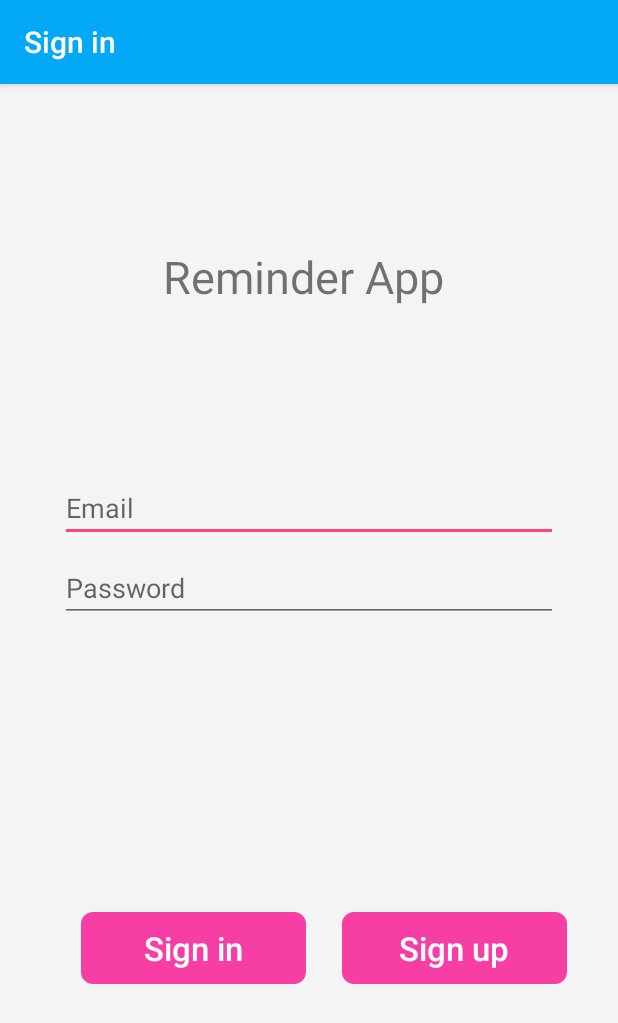
After one commit to bsrcs/YTU_busra-ercelik_semester01_reminderApp, an Android app: the LoginActivity screen opened directly, with no data from a screen before it, on a phone screen of 412 x 824 dp. The commit adds this screen. Shown: the top 1023 px of the screen. Run offline under Robolectric (Android 15) with nearby library versions, the phone set to English and light mode, and no system bars.

```diff
--- a/app/build.gradle
+++ b/app/build.gradle
@@ -28,6 +28,9 @@ dependencies {
 
     implementation 'androidx.appcompat:appcompat:1.1.0'
     implementation 'androidx.constraintlayout:constraintlayout:1.1.3'
+    implementation 'com.google.android.material:material:1.1.0'
+    implementation 'androidx.annotation:annotation:1.1.0'
+    implementation 'androidx.lifecycle:lifecycle-extensions:2.2.0'
     testImplementation 'junit:junit:4.12'
     androidTestImplementation 'androidx.test.ext:junit:1.1.1'
     androidTestImplementation 'androidx.test.espresso:espresso-core:3.2.0'
--- a/app/src/main/AndroidManifest.xml
+++ b/app/src/main/AndroidManifest.xml
@@ -9,7 +9,10 @@
         android:roundIcon="@mipmap/ic_launcher_round"
         android:supportsRtl="true"
         android:theme="@style/AppTheme">
-        <activity android:name=".AddReminderActivity"></activity>
+        <activity
+            android:name=".ui.login.LoginActivity"
+            android:label="@string/title_activity_login"></activity>
+        <activity android:name=".AddReminderActivity" />
         <activity android:name=".MainActivity">
             <intent-filter>
                 <action android:name="android.intent.action.MAIN" />
--- /dev/null
+++ b/app/src/main/java/com/busra/reminderapp/data/LoginRepository.java
@@ -0,0 +1,54 @@
+package com.busra.reminderapp.data;
+
+import com.busra.reminderapp.data.model.LoggedInUser;
+
+/**
+ * Class that requests authentication and user information from the remote data source and
+ * maintains an in-memory cache of login status and user credentials information.
+ */
+public class LoginRepository {
+
+    private static volatile LoginRepository instance;
+
+    private LoginDataSource dataSource;
+
+    // If user credentials will be cached in local storage, it is recommended it be encrypted
+    // @see https://developer.android.com/training/articles/keystore
+    private LoggedInUser user = null;
+
+    // private constructor : singleton access
+    private LoginRepository(LoginDataSource dataSource) {
+        this.dataSource = dataSource;
+    }
+
+    public static LoginRepository getInstance(LoginDataSource dataSource) {
+        if (instance == null) {
+            instance = new LoginRepository(dataSource);
+        }
+        return instance;
+    }
+
+    public boolean isLoggedIn() {
+        return user != null;
+    }
+
+    public void logout() {
+        user = null;
+        dataSource.logout();
+    }
+
+    private void setLoggedInUser(LoggedInUser user) {
+        this.user = user;
+        // If user credentials will be cached in local storage, it is recommended it be encrypted
+        // @see https://developer.android.com/training/articles/keystore
+    }
+
+    public Result<LoggedInUser> login(String username, String password) {
+        // handle login
+        Result<LoggedInUser> result = dataSource.login(username, password);
+        if (result instanceof Result.Success) {
+            setLoggedInUser(((Result.Success<LoggedInUser>) result).getData());
+        }
+        return result;
+    }
+}
--- /dev/null
+++ b/app/src/main/java/com/busra/reminderapp/ui/login/LoginActivity.java
@@ -0,0 +1,131 @@
+package com.busra.reminderapp.ui.login;
+
+import android.app.Activity;
+
+import androidx.lifecycle.Observer;
+import androidx.lifecycle.ViewModelProviders;
+
+import android.os.Bundle;
+
+import androidx.annotation.Nullable;
+import androidx.annotation.StringRes;
+import androidx.appcompat.app.AppCompatActivity;
+
+import android.text.Editable;
+import android.text.TextWatcher;
+import android.view.KeyEvent;
+import android.view.View;
+import android.view.inputmethod.EditorInfo;
+import android.widget.Button;
+import android.widget.EditText;
+import android.widget.ProgressBar;
+import android.widget.TextView;
+import android.widget.Toast;
+
+import com.busra.reminderapp.R;
+import com.busra.reminderapp.ui.login.LoginViewModel;
+import com.busra.reminderapp.ui.login.LoginViewModelFactory;
+
+public class LoginActivity extends AppCompatActivity {
+
+    private LoginViewModel loginViewModel;
+
+    @Override
+    public void onCreate(Bundle savedInstanceState) {
+        super.onCreate(savedInstanceState);
+        setContentView(R.layout.activity_login);
+        loginViewModel = ViewModelProviders.of(this, new LoginViewModelFactory())
+                .get(LoginViewModel.class);
+
+        final EditText usernameEditText = findViewById(R.id.username);
+        final EditText passwordEditText = findViewById(R.id.password);
+        final Button loginButton = findViewById(R.id.login);
+        final ProgressBar loadingProgressBar = findViewById(R.id.loading);
+
+        loginViewModel.getLoginFormState().observe(this, new Observer<LoginFormState>() {
+            @Override
+            public void onChanged(@Nullable LoginFormState loginFormState) {
+                if (loginFormState == null) {
+                    return;
+                }
+                loginButton.setEnabled(loginFormState.isDataValid());
+                if (loginFormState.getUsernameError() != null) {
+                    usernameEditText.setError(getString(loginFormState.getUsernameError()));
+                }
+                if (loginFormState.getPasswordError() != null) {
+                    passwordEditText.setError(getString(loginFormState.getPasswordError()));
+                }
+            }
+        });
+
+        loginViewModel.getLoginResult().observe(this, new Observer<LoginResult>() {
+            @Override
+            public void onChanged(@Nullable LoginResult loginResult) {
+                if (loginResult == null) {
+                    return;
+                }
+                loadingProgressBar.setVisibility(View.GONE);
+                if (loginResult.getError() != null) {
+                    showLoginFailed(loginResult.getError());
+                }
+                if (loginResult.getSuccess() != null) {
+                    updateUiWithUser(loginResult.getSuccess());
+                }
+                setResult(Activity.RESULT_OK);
+
+                //Complete and destroy login activity once successful
+                finish();
+            }
+        });
+
+        TextWatcher afterTextChangedListener = new TextWatcher() {
+            @Override
+            public void beforeTextChanged(CharSequence s, int start, int count, int after) {
+                // ignore
+            }
+
+            @Override
+            public void onTextChanged(CharSequence s, int start, int before, int count) {
+                // ignore
+            }
+
+            @Override
+            public void afterTextChanged(Editable s) {
+                loginViewModel.loginDataChanged(usernameEditText.getText().toString(),
+                        passwordEditText.getText().toString());
+            }
+        };
+        usernameEditText.addTextChangedListener(afterTextChangedListener);
+        passwordEditText.addTextChangedListener(afterTextChangedListener);
+        passwordEditText.setOnEditorActionListener(new TextView.OnEditorActionListener() {
+
+            @Override
+            public boolean onEditorAction(TextView v, int actionId, KeyEvent event) {
+                if (actionId == EditorInfo.IME_ACTION_DONE) {
+                    loginViewModel.login(usernameEditText.getText().toString(),
+                            passwordEditText.getText().toString());
+                }
+                return false;
+            }
+        });
+
+        loginButton.setOnClickListener(new View.OnClickListener() {
+            @Override
+            public void onClick(View v) {
+                loadingProgressBar.setVisibility(View.VISIBLE);
+                loginViewModel.login(usernameEditText.getText().toString(),
+                        passwordEditText.getText().toString());
+            }
+        });
+    }
+
+    private void updateUiWithUser(LoggedInUserView model) {
+        String welcome = getString(R.string.welcome) + model.getDisplayName();
+        // TODO : initiate successful logged in experience
+        Toast.makeText(getApplicationContext(), welcome, Toast.LENGTH_LONG).show();
+    }
+
+    private void showLoginFailed(@StringRes Integer errorString) {
+        Toast.makeText(getApplicationContext(), errorString, Toast.LENGTH_SHORT).show();
+    }
+}
--- /dev/null
+++ b/app/src/main/java/com/busra/reminderapp/ui/login/LoginViewModel.java
@@ -0,0 +1,70 @@
+package com.busra.reminderapp.ui.login;
+
+import androidx.lifecycle.LiveData;
+import androidx.lifecycle.MutableLiveData;
+import androidx.lifecycle.ViewModel;
+
+import android.util.Patterns;
+
+import com.busra.reminderapp.data.LoginRepository;
+import com.busra.reminderapp.data.Result;
+import com.busra.reminderapp.data.model.LoggedInUser;
+import com.busra.reminderapp.R;
+
+public class LoginViewModel extends ViewModel {
+
+    private MutableLiveData<LoginFormState> loginFormState = new MutableLiveData<>();
+    private MutableLiveData<LoginResult> loginResult = new MutableLiveData<>();
+    private LoginRepository loginRepository;
+
+    LoginViewModel(LoginRepository loginRepository) {
+        this.loginRepository = loginRepository;
+    }
+
+    LiveData<LoginFormState> getLoginFormState() {
+        return loginFormState;
+    }
+
+    LiveData<LoginResult> getLoginResult() {
+        return loginResult;
+    }
+
+    public void login(String username, String password) {
+        // can be launched in a separate asynchronous job
+        Result<LoggedInUser> result = loginRepository.login(username, password);
+
+        if (result instanceof Result.Success) {
+            LoggedInUser data = ((Result.Success<LoggedInUser>) result).getData();
+            loginResult.setValue(new LoginResult(new LoggedInUserView(data.getDisplayName())));
+        } else {
+            loginResult.setValue(new LoginResult(R.string.login_failed));
+        }
+    }
+
+    public void loginDataChanged(String username, String password) {
+        if (!isUserNameValid(username)) {
+            loginFormState.setValue(new LoginFormState(R.string.invalid_username, null));
+        } else if (!isPasswordValid(password)) {
+            loginFormState.setValue(new LoginFormState(null, R.string.invalid_password));
+        } else {
+            loginFormState.setValue(new LoginFormState(true));
+        }
+    }
+
+    // A placeholder username validation check
+    private boolean isUserNameValid(String username) {
+        if (username == null) {
+            return false;
+        }
+        if (username.contains("@")) {
+            return Patterns.EMAIL_ADDRESS.matcher(username).matches();
+        } else {
+            return !username.trim().isEmpty();
+        }
+    }
+
+    // A placeholder password validation check
+    private boolean isPasswordValid(String password) {
+        return password != null && password.trim().length() > 5;
+    }
+}
--- /dev/null
+++ b/app/src/main/java/com/busra/reminderapp/ui/login/LoginViewModelFactory.java
@@ -0,0 +1,26 @@
+package com.busra.reminderapp.ui.login;
+
+import androidx.lifecycle.ViewModel;
+import androidx.lifecycle.ViewModelProvider;
+import androidx.annotation.NonNull;
+
+import com.busra.reminderapp.data.LoginDataSource;
+import com.busra.reminderapp.data.LoginRepository;
+
+/**
+ * ViewModel provider factory to instantiate LoginViewModel.
+ * Required given LoginViewModel has a non-empty constructor
+ */
+public class LoginViewModelFactory implements ViewModelProvider.Factory {
+
+    @NonNull
+    @Override
+    @SuppressWarnings("unchecked")
+    public <T extends ViewModel> T create(@NonNull Class<T> modelClass) {
+        if (modelClass.isAssignableFrom(LoginViewModel.class)) {
+            return (T) new LoginViewModel(LoginRepository.getInstance(new LoginDataSource()));
+        } else {
+            throw new IllegalArgumentException("Unknown ViewModel class");
+        }
+    }
+}
--- /dev/null
+++ b/app/src/main/res/layout/activity_login.xml
@@ -0,0 +1,111 @@
+<?xml version="1.0" encoding="utf-8"?>
+<androidx.constraintlayout.widget.ConstraintLayout xmlns:android="http://schemas.android.com/apk/res/android"
+    xmlns:app="http://schemas.android.com/apk/res-auto"
+    xmlns:tools="http://schemas.android.com/tools"
+    android:id="@+id/container"
+    android:layout_width="match_parent"
+    android:layout_height="match_parent"
+    android:paddingLeft="@dimen/activity_horizontal_margin"
+    android:paddingTop="@dimen/activity_vertical_margin"
+    android:paddingRight="@dimen/activity_horizontal_margin"
+    android:paddingBottom="@dimen/activity_vertical_margin"
+    android:background="#F4F4F4"
+    tools:context=".ui.login.LoginActivity">
+
+    <EditText
+        android:id="@+id/username"
+        android:layout_width="0dp"
+        android:layout_height="wrap_content"
+        android:layout_marginStart="24dp"
+        android:layout_marginTop="244dp"
+        android:layout_marginEnd="24dp"
+
+        android:hint="@string/prompt_email"
+        android:inputType="textEmailAddress"
+        android:selectAllOnFocus="true"
+        app:layout_constraintEnd_toEndOf="parent"
+        app:layout_constraintStart_toStartOf="parent"
+        app:layout_constraintTop_toTopOf="parent" />
+
+    <EditText
+        android:id="@+id/password"
+        android:layout_width="0dp"
+        android:layout_height="wrap_content"
+        android:layout_marginStart="24dp"
+        android:layout_marginTop="8dp"
+        android:layout_marginEnd="24dp"
+
+        android:hint="@string/prompt_password"
+        android:imeActionLabel="@string/action_sign_in_short"
+        android:imeOptions="actionDone"
+        android:inputType="textPassword"
+        android:selectAllOnFocus="true"
+        app:layout_constraintEnd_toEndOf="parent"
+        app:layout_constraintStart_toStartOf="parent"
+        app:layout_constraintTop_toBottomOf="@+id/username" />
+
+    <Button
+        android:id="@+id/login"
+        android:layout_width="150dp"
+        android:layout_height="wrap_content"
+        android:layout_gravity="start"
+        android:layout_marginStart="38dp"
+        android:layout_marginEnd="48dp"
+        android:layout_marginBottom="152dp"
+        android:background="@drawable/bg_btn_create"
+        android:enabled="false"
+        android:text="Sign in"
+        android:textAllCaps="false"
+        android:textColor="#FFF"
+        android:textSize="22sp"
+        app:layout_constraintBottom_toBottomOf="parent"
+        app:layout_constraintEnd_toEndOf="parent"
+        app:layout_constraintHorizontal_bias="0.0"
+        app:layout_constraintStart_toStartOf="parent" />
+
+    <Button
+        android:id="@+id/register"
+        android:layout_width="150dp"
+        android:layout_height="wrap_content"
+        android:layout_gravity="start"
+        android:layout_marginStart="212dp"
+        android:layout_marginBottom="152dp"
+        android:background="@drawable/bg_btn_create"
+        android:enabled="false"
+        android:text="Sign up"
+        android:textAllCaps="false"
+        android:textColor="#FFF"
+        android:textSize="22sp"
+        app:layout_constraintBottom_toBottomOf="parent"
+        app:layout_constraintStart_toStartOf="parent" />
+
+    <ProgressBar
+        android:id="@+id/loading"
+        android:layout_width="wrap_content"
+        android:layout_height="wrap_content"
+        android:layout_gravity="center"
+        android:layout_marginStart="32dp"
+        android:layout_marginTop="64dp"
+        android:layout_marginEnd="32dp"
+        android:layout_marginBottom="64dp"
+        android:visibility="gone"
+        app:layout_constraintBottom_toBottomOf="parent"
+        app:layout_constraintEnd_toEndOf="@+id/password"
+        app:layout_constraintStart_toStartOf="@+id/password"
+        app:layout_constraintTop_toTopOf="parent"
+        app:layout_constraintVertical_bias="0.3" />
+
+    <TextView
+        android:id="@+id/textView3"
+        android:layout_width="wrap_content"
+        android:layout_height="wrap_content"
+        android:layout_marginStart="150dp"
+        android:layout_marginTop="92dp"
+        android:layout_marginEnd="100dp"
+        android:text="Reminder App"
+        android:textSize="30sp"
+        app:layout_constraintEnd_toEndOf="parent"
+        app:layout_constraintHorizontal_bias="1.0"
+        app:layout_constraintStart_toStartOf="parent"
+        app:layout_constraintTop_toTopOf="parent" />
+</androidx.constraintlayout.widget.ConstraintLayout>
--- /dev/null
+++ b/app/src/main/res/values/dimens.xml
@@ -0,0 +1,5 @@
+<resources>
+    <!-- Default screen margins, per the Android Design guidelines. -->
+    <dimen name="activity_horizontal_margin">16dp</dimen>
+    <dimen name="activity_vertical_margin">16dp</dimen>
+</resources>
--- a/app/src/main/res/values/strings.xml
+++ b/app/src/main/res/values/strings.xml
@@ -20,4 +20,13 @@
     <string name="notes">Notes</string>
     <string name="meeting">Meeting..</string>
     <string name="description">Description</string>
+    <string name="title_activity_login">Sign in</string>
+    <string name="prompt_email">Email</string>
+    <string name="prompt_password">Password</string>
+    <string name="action_sign_in">Sign in or register</string>
+    <string name="action_sign_in_short">Sign in</string>
+    <string name="welcome">"Welcome !"</string>
+    <string name="invalid_username">Not a valid username</string>
+    <string name="invalid_password">Password must be >5 characters</string>
+    <string name="login_failed">"Login failed"</string>
 </resources>
```
Also changed, not shown: app/src/main/java/com/busra/reminderapp/data/LoginDataSource.java (added, +29 -0 lines), app/src/main/java/com/busra/reminderapp/data/Result.java (added, +48 -0 lines), app/src/main/java/com/busra/reminderapp/data/model/LoggedInUser.java (added, +23 -0 lines), app/src/main/java/com/busra/reminderapp/ui/login/LoggedInUserView.java (added, +17 -0 lines), app/src/main/java/com/busra/reminderapp/ui/login/LoginFormState.java (added, +40 -0 lines), app/src/main/java/com/busra/reminderapp/ui/login/LoginResult.java (added, +31 -0 lines).
